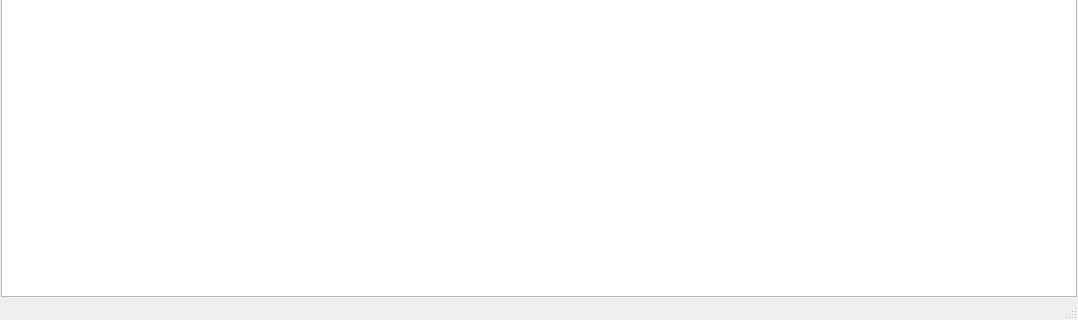
Above: examples/ui/simple_editor.ui from pyQode/pyqode.core before the change; both pictures show x 0 to 1078 and y 511 to 831 of the 1078 by 831 pixel window. Below: the same form after it.
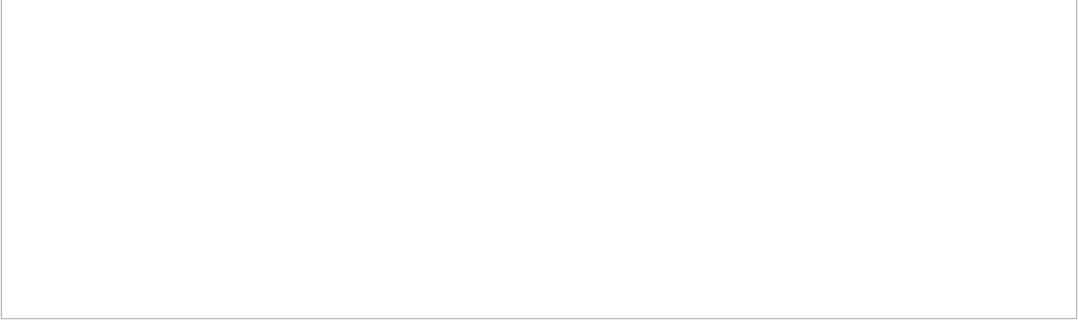
That is the form after the change. Icons and pictures are not drawn. Custom widgets are drawn as their Qt base class.

Commit message: Recompiled example ui (removed status bar)

Diff of the .ui file:
```diff
--- a/examples/ui/simple_editor.ui
+++ b/examples/ui/simple_editor.ui
@@ -60,7 +60,6 @@
    <addaction name="menuFile"/>
    <addaction name="menuSettings"/>
   </widget>
-  <widget class="QStatusBar" name="statusbar"/>
   <widget class="QToolBar" name="toolBar">
    <property name="windowTitle">
     <string>toolBar</string>
```
Left out of the diff: 2 changed lines with no effect on the pictures. The commit also changes 2 other files.
